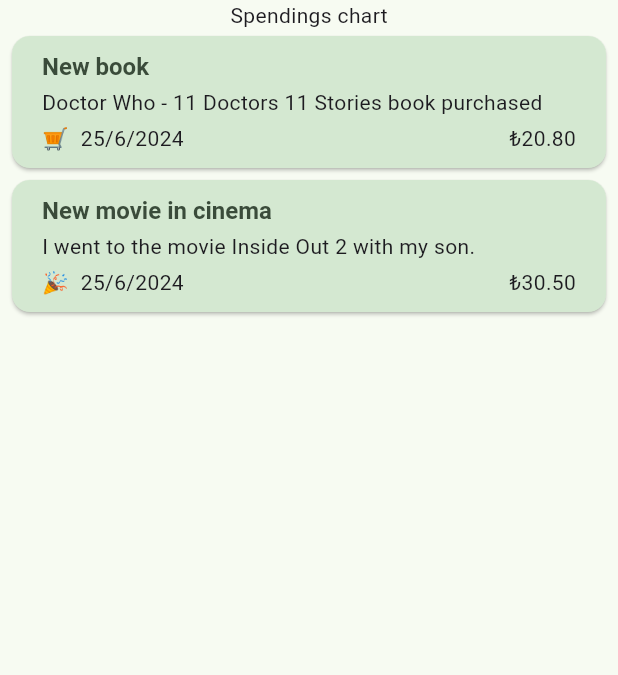
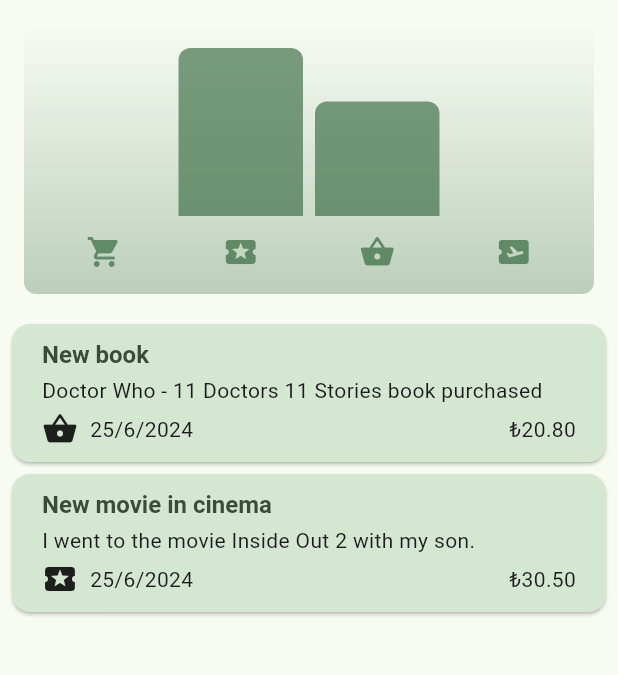
Before and after one commit to FatihYigit35/spending_tracker, a Flutter app: the screen it shows after launch, on a phone screen of 412 x 824 dp, the part 84-759 px from its top. Run offline on Flutter 3.47's test engine with Material 3 defaults, Android fonts, the phone set to English and light mode, and no system bars.

Commit message:
icons have been changed

```diff
--- a/lib/chart/chart.dart
+++ b/lib/chart/chart.dart
@@ -6,16 +6,16 @@ import 'package:spending_tracker/model/spending.dart';
 import 'package:spending_tracker/model/spending_bucket.dart';
 
 class Chart extends StatelessWidget {
-  const Chart({super.key, required this.expenses});
+  const Chart({super.key, required this.spendings});
 
-  final List<Spending> expenses;
+  final List<Spending> spendings;
 
   List<SpendingBucket> get buckets {
     return [
-      SpendingBucket.forCategory(expenses, Category.food),
-      SpendingBucket.forCategory(expenses, Category.entertainment),
-      SpendingBucket.forCategory(expenses, Category.shopping),
-      SpendingBucket.forCategory(expenses, Category.transport),
+      SpendingBucket.forCategory(spendings, Category.food),
+      SpendingBucket.forCategory(spendings, Category.entertainment),
+      SpendingBucket.forCategory(spendings, Category.shopping),
+      SpendingBucket.forCategory(spendings, Category.transport),
     ];
   }
 
@@ -75,8 +75,17 @@ class Chart extends StatelessWidget {
                 .map(
                   (bucket) => Expanded(
                     child: Padding(
-                        padding: const EdgeInsets.symmetric(horizontal: 4),
-                        child: Text(categoryIcons[bucket.category].toString())),
+                      padding: const EdgeInsets.symmetric(horizontal: 4),
+                      child: Icon(
+                        categoryIcons[bucket.category],
+                        color: isDarkMode
+                            ? Theme.of(context).colorScheme.secondary
+                            : Theme.of(context)
+                                .colorScheme
+                                .primary
+                                .withOpacity(0.7),
+                      ),
+                    ),
                   ),
                 )
                 .toList(),
--- a/lib/model/category_icons.dart
+++ b/lib/model/category_icons.dart
@@ -1,8 +1,9 @@
+import 'package:flutter/material.dart';
 import 'package:spending_tracker/model/category.dart';
 
-const Map<Category, String> categoryIcons = {
-  Category.food: '🍔',
-  Category.shopping: '🛒',
-  Category.entertainment: '🎉',
-  Category.transport: '🚌'
+const categoryIcons = {
+  Category.food: Icons.shopping_cart,
+  Category.shopping: Icons.shopping_basket,
+  Category.entertainment: Icons.local_play,
+  Category.transport: Icons.airplane_ticket
 };
--- a/lib/view/spendings_screen.dart
+++ b/lib/view/spendings_screen.dart
@@ -1,8 +1,10 @@
 import 'package:flutter/material.dart';
-import 'package:spending_tracker/model/category.dart';
-import 'package:spending_tracker/model/spending.dart';
-import 'package:spending_tracker/view/new_spending.dart';
-import 'package:spending_tracker/widget/spending_list.dart';
+
+import '../model/category.dart';
+import '../model/spending.dart';
+import '../view/new_spending.dart';
+import '../widget/spending_list.dart';
+import '../chart/chart.dart';
 
 class SpendingsScreen extends StatefulWidget {
   const SpendingsScreen({super.key});
@@ -91,7 +93,7 @@ class _SpendingsScreenState extends State<SpendingsScreen> {
         ),
         body: Column(
           children: [
-            const Text("Spendings chart"),
+            Chart(spendings: _registeredSpendings),
             Expanded(
               child: mainContent,
             ),
--- a/lib/widget/spending_card.dart
+++ b/lib/widget/spending_card.dart
@@ -35,7 +35,9 @@ class SpendingCard extends StatelessWidget {
               children: [
                 Row(
                   children: [
-                    Text(categoryIcons[spending.category].toString()),
+                    Icon(
+                      categoryIcons[spending.category],
+                    ),
                     const SizedBox(
                       width: 8,
                     ),
```
